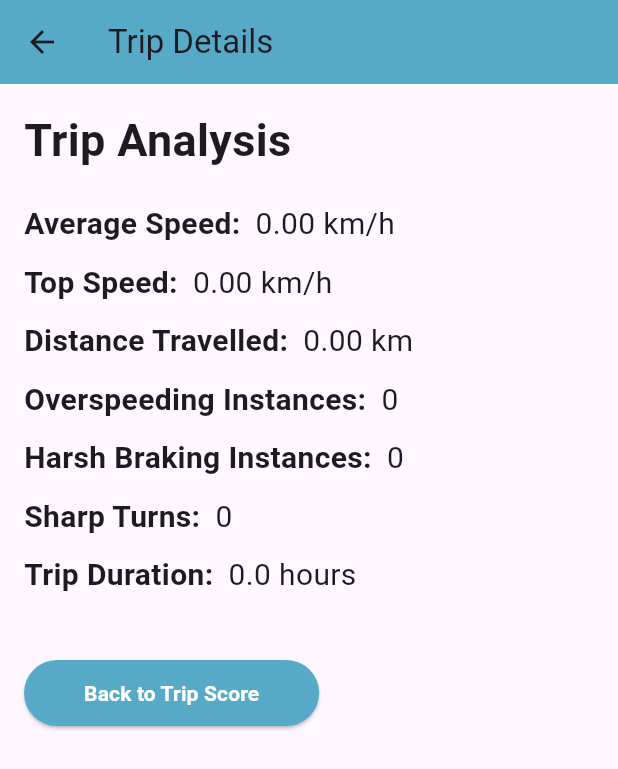
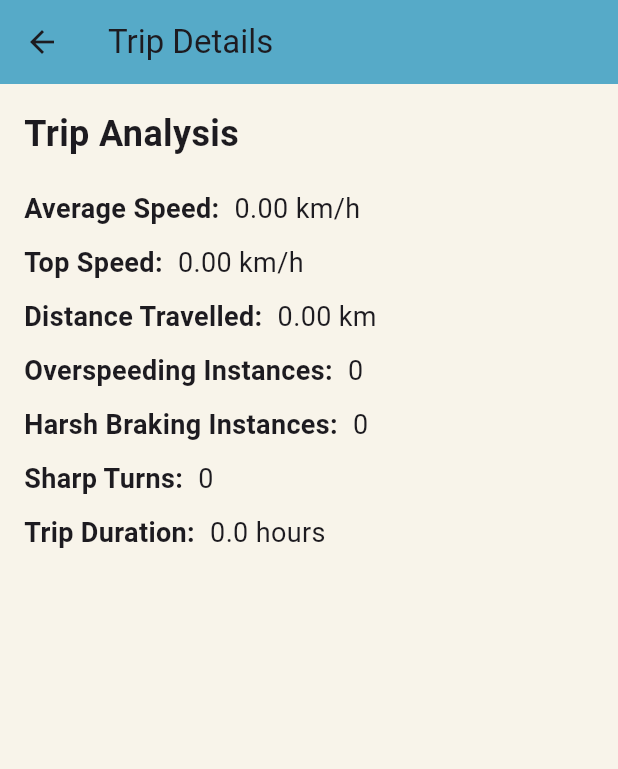
Before and after one commit to R-umaria/Group24F24, a Flutter app: the TripDetailsPage screen opened directly with empty values, on a phone screen of 412 x 824 dp. Shown: the top 769 px of the screen. Run offline on Flutter 3.47's test engine with Material 3 defaults, Android fonts, the phone set to English and light mode, and no system bars; our stand-ins replace flutter_custom_clippers, geolocator, pedometer, permission_handler, sensors_plus, sqflite; accounts and stored records are empty.

Commit message:
my trips button changed and trip details page enchanced

```diff
--- a/lib/pages/trip_detail_page.dart
+++ b/lib/pages/trip_detail_page.dart
@@ -27,6 +27,7 @@ class TripDetailsPage extends StatelessWidget {
   @override
   Widget build(BuildContext context) {
     return Scaffold(
+      backgroundColor: const Color.fromRGBO(248, 244, 234, 1),
       appBar: AppBar(
         title: const Text('Trip Details'),
         backgroundColor: const Color.fromRGBO(86, 170, 200, 1),
@@ -40,7 +41,7 @@ class TripDetailsPage extends StatelessWidget {
               const Text(
                 'Trip Analysis',
                 style: TextStyle(
-                  fontSize: 30,
+                  fontSize: 24,
                   fontWeight: FontWeight.bold,
                 ),
               ),
@@ -52,21 +53,7 @@ class TripDetailsPage extends StatelessWidget {
               _buildTextRow('Harsh Braking Instances:', '$harshBrakingInstances'),
               _buildTextRow('Sharp Turns:', '$sharpTurnInstances'),
               _buildTextRow('Trip Duration:', '${tripDurationHours.toStringAsFixed(1)} hours'),
-              const SizedBox(height: 30),
-              ElevatedButton(
-                onPressed: () => Navigator.pop(context),
-                child: Text(
-                  'Back to Trip Score',
-                  style: TextStyle(
-                    color: Colors.white,
-                    fontWeight: FontWeight.bold,
-                  ),
-                ),
-                style: ElevatedButton.styleFrom(
-                  padding: const EdgeInsets.symmetric(horizontal: 40, vertical: 12),
-                  backgroundColor: const Color.fromRGBO(86, 170, 200, 1),
-                ),
-              ),
+
             ],
           ),
         ),
@@ -82,7 +69,7 @@ class TripDetailsPage extends StatelessWidget {
           Text(
             label,
             style: const TextStyle(
-              fontSize: 20,
+              fontSize: 18,
               fontWeight: FontWeight.bold,
             ),
           ),
@@ -90,7 +77,7 @@ class TripDetailsPage extends StatelessWidget {
           Text(
             value,
             style: const TextStyle(
-              fontSize: 20,
+              fontSize: 18,
             ),
           ),
         ],
```
Also changed, not shown: lib/pages/my_trips.dart (+14 -8 lines).
